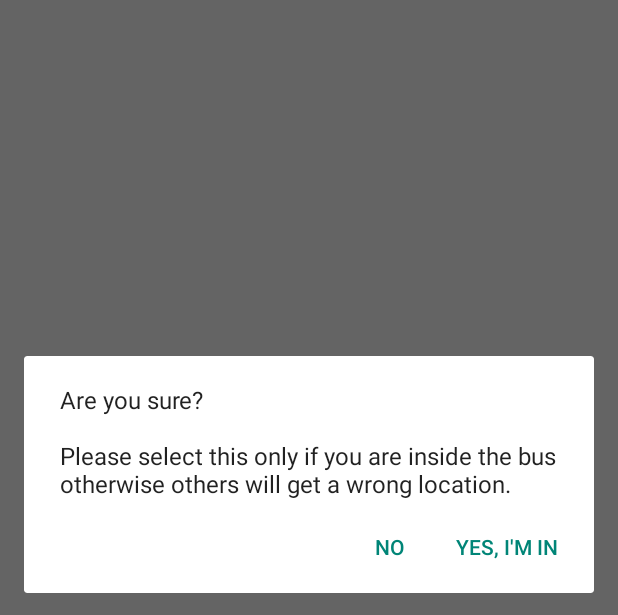
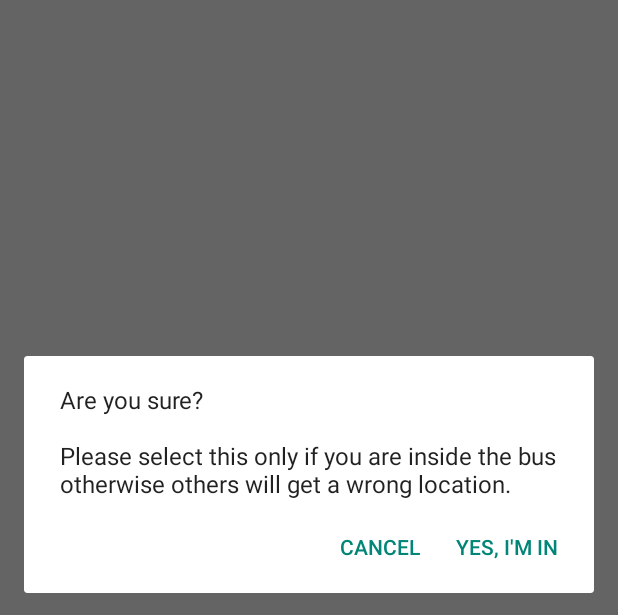
Before and after one commit to amoghbihani/SisoBusTracker, an Android app: the screen it shows after launch (MapsActivity), after a tap on "Inside", on a phone screen of 412 x 824 dp, the part 143-758 px from its top. Run offline under Robolectric (Android 15) with nearby library versions, the phone set to English and light mode, and no system bars; 1 statement that could not run was skipped.

```diff
--- a/app/src/debug/res/values/google_maps_api.xml
+++ b/app/src/debug/res/values/google_maps_api.xml
@@ -13,6 +13,6 @@ https://console.developers.google.com/flows/enableapi?apiid=maps_android_backend
     string in this file.
     -->
     <string name="google_maps_key" translatable="false" templateMergeStrategy="preserve">
-         AIzaSyD61sfaf03oqEbcPQZ9DQYwMFzspD-QaUE
+        AIzaSyD61sfaf03oqEbcPQZ9DQYwMFzspD-QaUE
     </string>
 </resources>
--- a/app/src/main/AndroidManifest.xml
+++ b/app/src/main/AndroidManifest.xml
@@ -19,7 +19,7 @@
             android:value="@integer/google_play_services_version" />
         <meta-data
             android:name="com.google.android.maps.v2.API_KEY"
-            android:value="@string/google_maps_key" />
+            android:value="google_maps_key" />
 
         <activity
             android:name=".MapsActivity"
--- a/app/src/main/java/com/batti/nil/sisobustracker/MapsActivity.java
+++ b/app/src/main/java/com/batti/nil/sisobustracker/MapsActivity.java
@@ -229,7 +229,7 @@ public class MapsActivity extends FragmentActivity {
                                 mUserLocationHandler.getCurrentLocation());
                     }
                 })
-                .setNegativeButton(R.string.no, new DialogInterface.OnClickListener() {
+                .setNegativeButton(R.string.cancel, new DialogInterface.OnClickListener() {
                     @Override
                     public void onClick(DialogInterface dialog, int which) {
                         RadioButton button = (RadioButton) findViewById(R.id.waiting_radio_button);
--- a/app/src/main/res/values/strings.xml
+++ b/app/src/main/res/values/strings.xml
@@ -4,6 +4,7 @@
     <string name="no_gps">GPS is disabled. Do you want to enable it. GPS will help in getting better accuracy.</string>
     <string name="yes">Yes</string>
     <string name="no">No</string>
+    <string name="cancel">Cancel</string>
     <string name="waiting">Waiting</string>
     <string name="inside">Inside</string>
     <string name="inside_confirmation">Are you sure? \n\nPlease select this only if you are inside the bus otherwise others will get a wrong location.</string>
```
Also changed, not shown: 1 other file.
